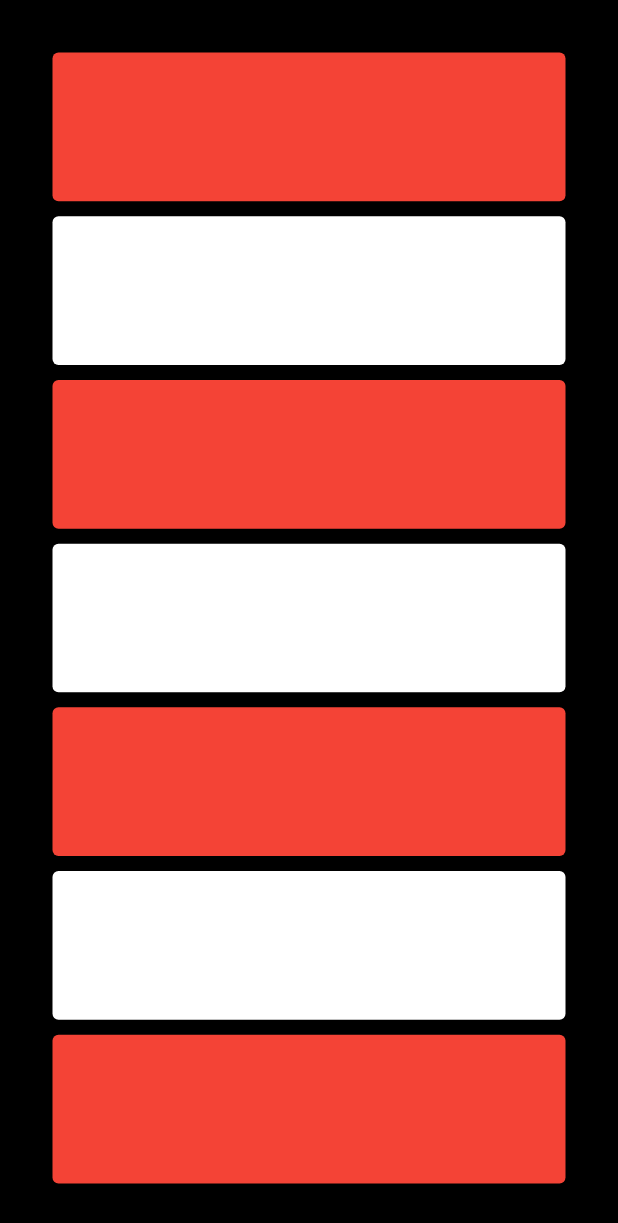
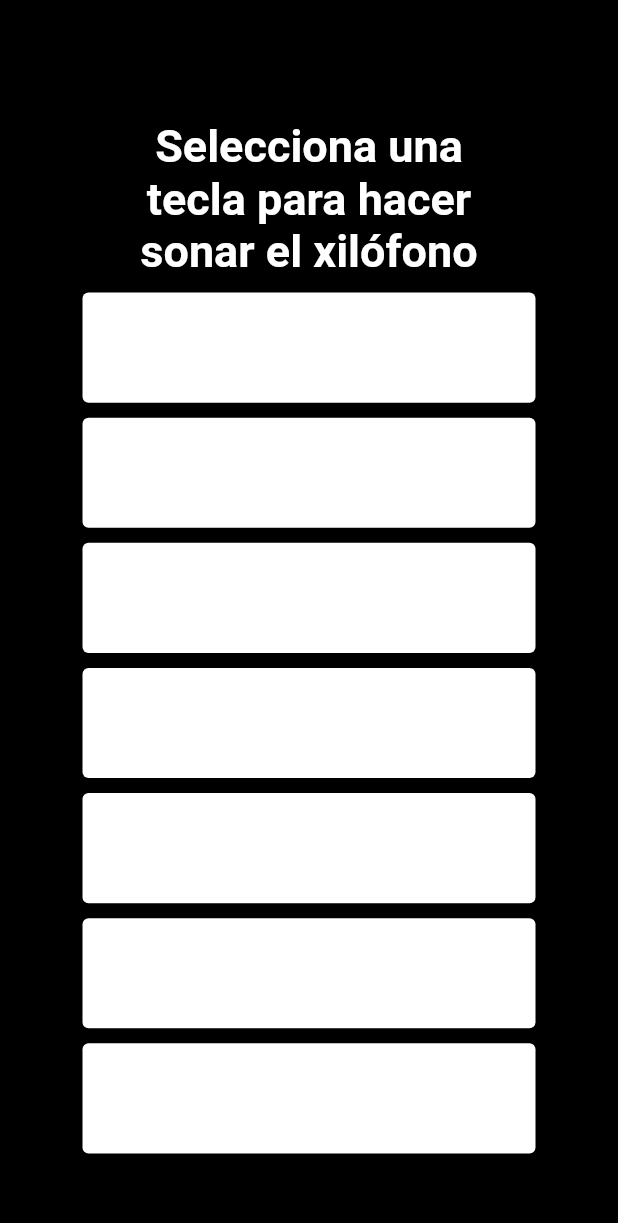
Before and after one commit to frankgimeno3/xilofonapp, a Flutter app: the screen it shows after launch, on a phone screen of 412 x 824 dp. Shown: the top 1223 px of the screen. Run offline on Flutter 3.47's test engine with Material 2 defaults, Android fonts, the light colour scheme and no system bars; our stand-ins replace just_audio.

Commit message:
le metoo texto

```diff
--- a/lib/main.dart
+++ b/lib/main.dart
@@ -25,7 +25,7 @@
   Widget buildKey({required Color color, required int soundNumber}) {
     return Expanded(
       child: Padding(
-        padding: EdgeInsets.all(5.0), // Agregar margen de 5 en cada lado del TextButton
+        padding: EdgeInsets.all(5.0),
         child: TextButton(
           style: ButtonStyle(
             backgroundColor: MaterialStateProperty.all(color),
@@ -33,7 +33,7 @@
           onPressed: () {
             playSound(soundNumber);
           },
-          child: const SizedBox(), // Puedes reemplazar esto con el contenido de tu botón
+          child: const SizedBox(),
         ),
       ),
     );
@@ -52,17 +52,31 @@
         backgroundColor: Colors.black,
         body: SafeArea(
           child: Padding(
-            padding: const EdgeInsets.all(30.0), // Agregar margen de 30 en todos los lados
+            padding: const EdgeInsets.all(50.0),
             child: Column(
               crossAxisAlignment: CrossAxisAlignment.stretch,
               children: <Widget>[
-                buildKey(color: Colors.red, soundNumber: 1),
+                Center(
+                  child: Padding(
+                    padding: const EdgeInsets.fromLTRB(30.0, 30.0, 30.0, 5.0),
+                    child: Text(
+                      "Selecciona una tecla para hacer sonar el xilófono",
+                      style: TextStyle(
+                        color: Colors.white,
+                        fontSize: 30.0,
+                        fontWeight: FontWeight.bold,
+                      ),
+                      textAlign: TextAlign.center,
+                    ),
+                  ),
+                ),
+                buildKey(color: Colors.white, soundNumber: 1),
                 buildKey(color: Colors.white, soundNumber: 2),
-                buildKey(color: Colors.red, soundNumber: 3),
+                buildKey(color: Colors.white, soundNumber: 3),
                 buildKey(color: Colors.white, soundNumber: 4),
-                buildKey(color: Colors.red, soundNumber: 5),
+                buildKey(color: Colors.white, soundNumber: 5),
                 buildKey(color: Colors.white, soundNumber: 6),
-                buildKey(color: Colors.red, soundNumber: 7),
+                buildKey(color: Colors.white, soundNumber: 7),
               ],
             ),
           ),
```
